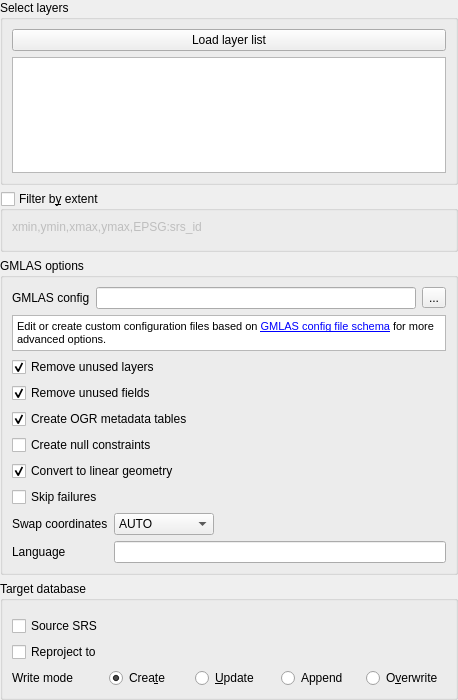
Old version of the form gml_application_schema_toolbox/ui/import_gmlas_panel.ui in the repository BRGM/gml_application_schema_toolbox.
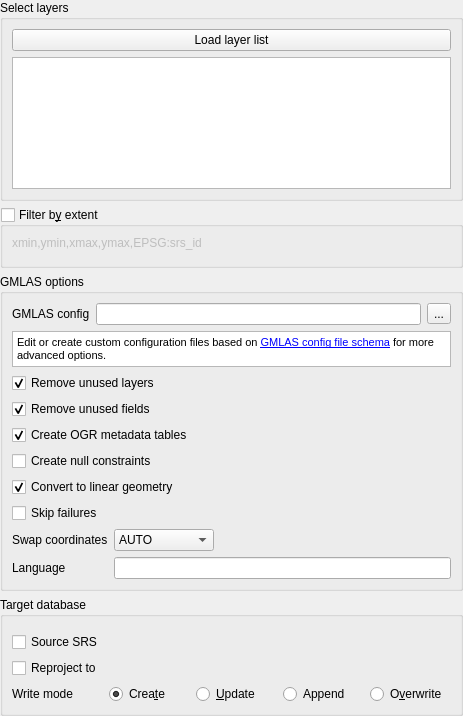
New version of the form. Custom widgets are drawn as their Qt base class.

Commit message: wizard: save collapsible states

Patch:
```diff
--- a/gml_application_schema_toolbox/ui/import_gmlas_panel.ui
+++ b/gml_application_schema_toolbox/ui/import_gmlas_panel.ui
@@ -6,10 +6,16 @@
    <rect>
     <x>0</x>
     <y>0</y>
-    <width>458</width>
-    <height>700</height>
+    <width>463</width>
+    <height>716</height>
    </rect>
   </property>
+  <property name="sizePolicy">
+   <sizepolicy hsizetype="Preferred" vsizetype="Expanding">
+    <horstretch>0</horstretch>
+    <verstretch>0</verstretch>
+   </sizepolicy>
+  </property>
   <property name="windowTitle">
    <string>Form</string>
   </property>
@@ -60,6 +66,12 @@
    </item>
    <item>
     <widget class="QgsCollapsibleGroupBox" name="gmlas_bbox_group">
+     <property name="sizePolicy">
+      <sizepolicy hsizetype="Preferred" vsizetype="Minimum">
+       <horstretch>0</horstretch>
+       <verstretch>0</verstretch>
+      </sizepolicy>
+     </property>
      <property name="toolTip">
       <string>&lt;html&gt;&lt;head/&gt;&lt;body&gt;&lt;p&gt;Define an area of interest to download data from. The extent can be defined from map canvas.&lt;/p&gt;&lt;/body&gt;&lt;/html&gt;</string>
      </property>
@@ -98,6 +110,9 @@
       <bool>true</bool>
      </property>
      <layout class="QVBoxLayout" name="verticalLayout_2">
+      <property name="sizeConstraint">
+       <enum>QLayout::SetDefaultConstraint</enum>
+      </property>
       <item>
        <layout class="QHBoxLayout" name="horizontalLayout">
         <item>
@@ -144,7 +159,7 @@
          <string>&lt;!DOCTYPE HTML PUBLIC &quot;-//W3C//DTD HTML 4.0//EN&quot; &quot;http://www.w3.org/TR/REC-html40/strict.dtd&quot;&gt;
 &lt;html&gt;&lt;head&gt;&lt;meta name=&quot;qrichtext&quot; content=&quot;1&quot; /&gt;&lt;style type=&quot;text/css&quot;&gt;
 p, li { white-space: pre-wrap; }
-&lt;/style&gt;&lt;/head&gt;&lt;body style=&quot; font-family:'Sans Serif'; font-size:9pt; font-weight:400; font-style:normal;&quot;&gt;
+&lt;/style&gt;&lt;/head&gt;&lt;body style=&quot; font-family:'Sans'; font-size:9pt; font-weight:400; font-style:normal;&quot;&gt;
 &lt;p style=&quot; margin-top:0px; margin-bottom:0px; margin-left:0px; margin-right:0px; -qt-block-indent:0; text-indent:0px;&quot;&gt;&lt;span style=&quot; font-family:'Ubuntu'; font-size:8pt;&quot;&gt;Edit or create custom configuration files based on &lt;/span&gt;&lt;a href=&quot;https://github.com/OSGeo/gdal/blob/trunk/gdal/data/gmlasconf.xsd&quot;&gt;&lt;span style=&quot; font-family:'Ubuntu'; font-size:8pt; text-decoration: underline; color:#0000ff;&quot;&gt;GMLAS config file schema&lt;/span&gt;&lt;/a&gt;&lt;span style=&quot; font-family:'Ubuntu'; font-size:8pt;&quot;&gt; for more advanced options.&lt;/span&gt;&lt;/p&gt;&lt;/body&gt;&lt;/html&gt;</string>
         </property>
         <property name="openExternalLinks">
```
Left out of the diff: 10 changed lines with no effect on the pictures. The commit also changes 2 other files.
